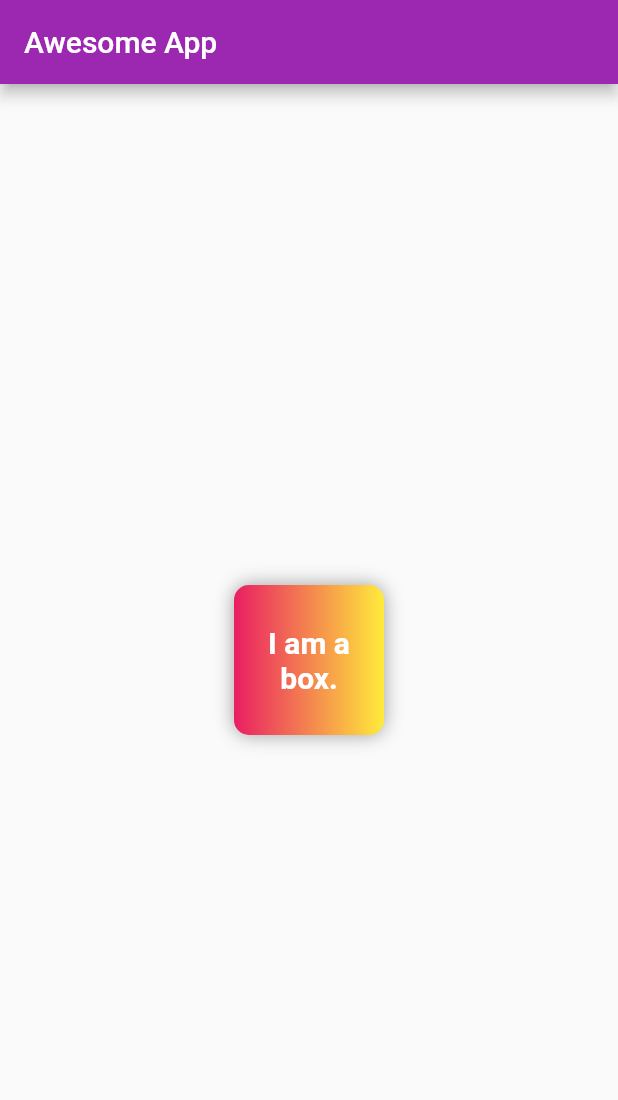
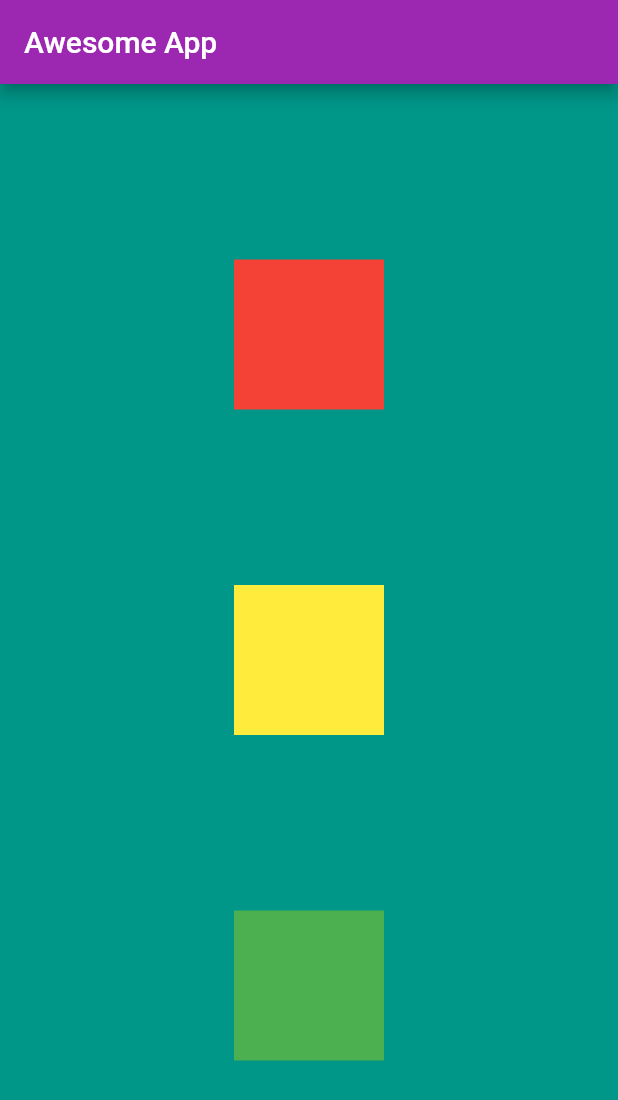
Before and after one commit to kaustavr19/awsome_app, a Flutter app: the screen it shows after launch, on a phone screen of 412 x 824 dp. Shown: the top 1100 px of the screen. Run offline on Flutter 3.47's test engine with Material 2 defaults, Android fonts, the phone set to English and light mode, and no system bars.

Commit message:
chapter 3(rows & columns) completed

```diff
--- a/lib/main.dart
+++ b/lib/main.dart
@@ -17,36 +17,37 @@ class Homepage extends StatelessWidget {
       appBar: AppBar(
         title: Text("Awesome App"),
       ),
-      body: Center(
-        child: Container(
-          padding: const EdgeInsets.all(8),
-          //color: Colors.red,
-          width: 100,
-          height: 100,
-          clipBehavior: Clip.antiAlias,
-          alignment: Alignment.center,
-          decoration: BoxDecoration(
+      body: Container(
+        //height: 500,
+        width: 500,
+        color: Colors.teal,
+        child: Column(
+          mainAxisAlignment: MainAxisAlignment.spaceEvenly,
+          crossAxisAlignment: CrossAxisAlignment.center,
+          //mainAxisSize: MainAxisSize.max,
+          children: <Widget>[
+            Container(
+              padding: const EdgeInsets.all(8),
               color: Colors.red,
-              borderRadius: BorderRadius.circular(10),
-              gradient: LinearGradient(colors: [
-                Colors.pink,
-                Colors.yellow,
-              ]),
-              boxShadow: [
-                BoxShadow(
-                  color: Colors.grey,
-                  blurRadius: 10,
-                ),
-              ]),
-          child: Text(
-            "I am a box.",
-            textAlign: TextAlign.center,
-            style: TextStyle(
-              fontSize: 20,
-              color: Colors.white,
-              fontWeight: FontWeight.bold,
+              width: 100,
+              height: 100,
+              alignment: Alignment.center,
             ),
-          ),
+            Container(
+              padding: const EdgeInsets.all(8),
+              color: Colors.yellow,
+              width: 100,
+              height: 100,
+              alignment: Alignment.center,
+            ),
+            Container(
+              padding: const EdgeInsets.all(8),
+              color: Colors.green,
+              width: 100,
+              height: 100,
+              alignment: Alignment.center,
+            ),
+          ],
         ),
       ),
     );
```
